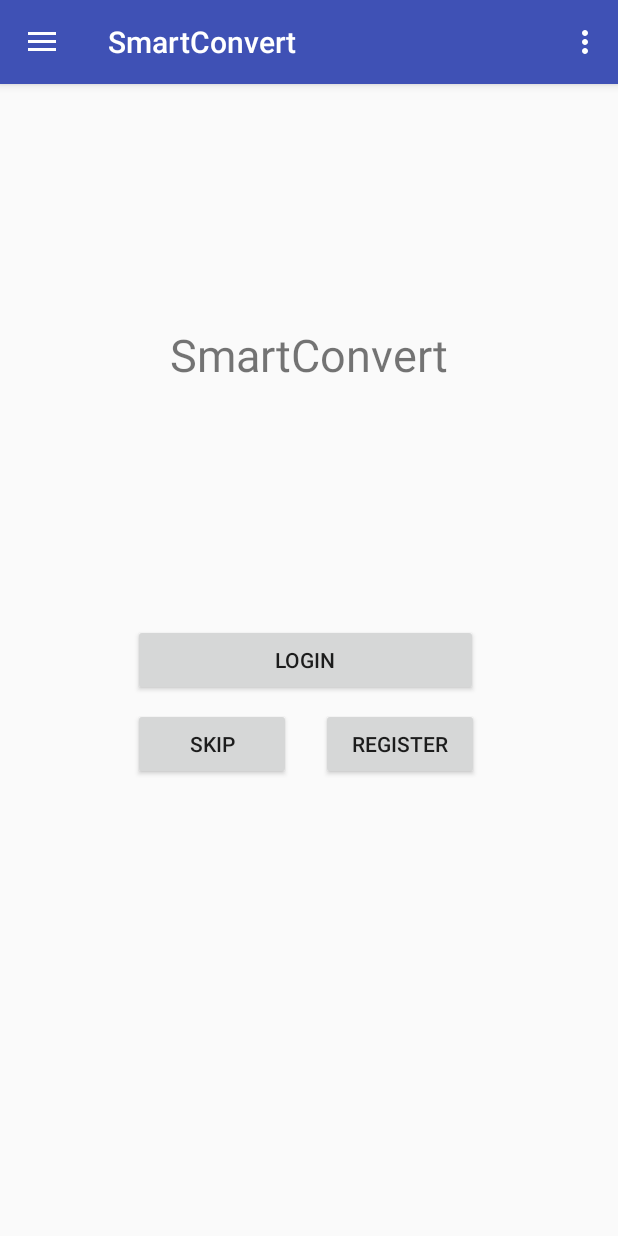
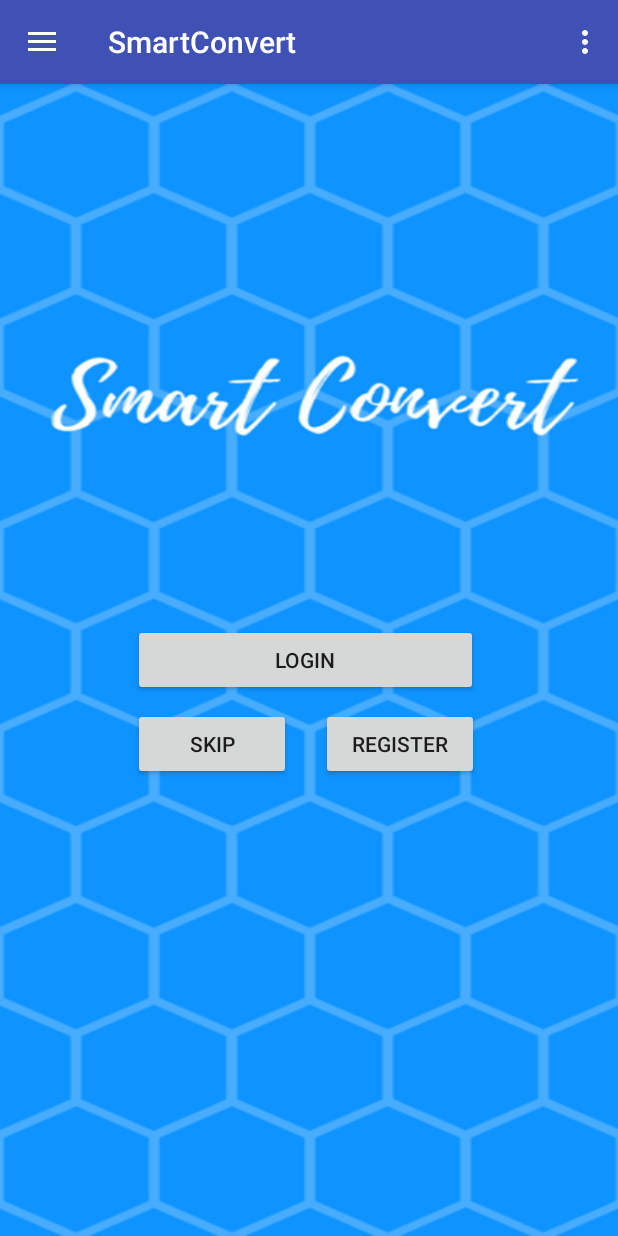
Before and after one commit to dmuffler/TCSS_450_App, an Android app: the screen it shows after launch (MainActivity), on a phone screen of 412 x 824 dp. Run offline under Robolectric (Android 15) with nearby library versions, the phone set to English and light mode, and no system bars.

Commit message:
Added custom-made background for funsies. Will need to modify text color of text views so they show better if we decide to keep the background.

```diff
--- a/SmartConvert/app/src/main/java/group6/tcss450/uw/edu/smartconvert/MainActivity.java
+++ b/SmartConvert/app/src/main/java/group6/tcss450/uw/edu/smartconvert/MainActivity.java
@@ -125,7 +125,7 @@ public class MainActivity extends AppCompatActivity
                 switchFragment(new LoginFrag());
                 break;
             case "Skip":
-                switchFragment(new HomeFragment());
+                switchFragment(new Tutorial1Fragment());
                 break;
             case "Register":
                 switchFragment(new RegisterFragment());
--- a/SmartConvert/app/src/main/res/layout/content_main.xml
+++ b/SmartConvert/app/src/main/res/layout/content_main.xml
@@ -7,6 +7,7 @@
     android:layout_height="match_parent"
     app:layout_behavior="@string/appbar_scrolling_view_behavior"
     tools:context="group6.tcss450.uw.edu.smartconvert.MainActivity"
-    tools:showIn="@layout/app_bar_main">
+    tools:showIn="@layout/app_bar_main"
+    android:background="@drawable/background">
 
 </FrameLayout>
--- a/SmartConvert/app/src/main/res/layout/fragment_start.xml
+++ b/SmartConvert/app/src/main/res/layout/fragment_start.xml
@@ -3,9 +3,8 @@
     xmlns:tools="http://schemas.android.com/tools"
     android:layout_width="match_parent"
     android:layout_height="match_parent"
-    tools:context="group6.tcss450.uw.edu.smartconvert.StartFrag">
-
-    <!-- TODO: Update blank fragment layout -->
+    tools:context="group6.tcss450.uw.edu.smartconvert.StartFrag"
+    android:background="@drawable/smart_convert">
 
     <android.support.constraint.ConstraintLayout
         android:layout_width="match_parent"
@@ -43,7 +42,7 @@
             app:layout_constraintLeft_toRightOf="@+id/skipLoginButton"
             app:layout_constraintTop_toBottomOf="@+id/loginStartButton" />
 
-        <TextView
+<!--        <TextView
             android:id="@+id/appNameView"
             android:layout_width="wrap_content"
             android:layout_height="wrap_content"
@@ -52,7 +51,7 @@
             app:layout_constraintBottom_toTopOf="@+id/loginStartButton"
             app:layout_constraintLeft_toLeftOf="parent"
             app:layout_constraintRight_toRightOf="parent"
-            app:layout_constraintTop_toTopOf="parent" />
+            app:layout_constraintTop_toTopOf="parent" />-->
 
     </android.support.constraint.ConstraintLayout>
 </FrameLayout>
```
Also changed, not shown: SmartConvert/app/gradle/wrapper/gradle-wrapper.properties (added), SmartConvert/app/src/main/res/drawable/background.png (added), SmartConvert/app/src/main/res/drawable/smart_convert.png (added), 3 other files.
